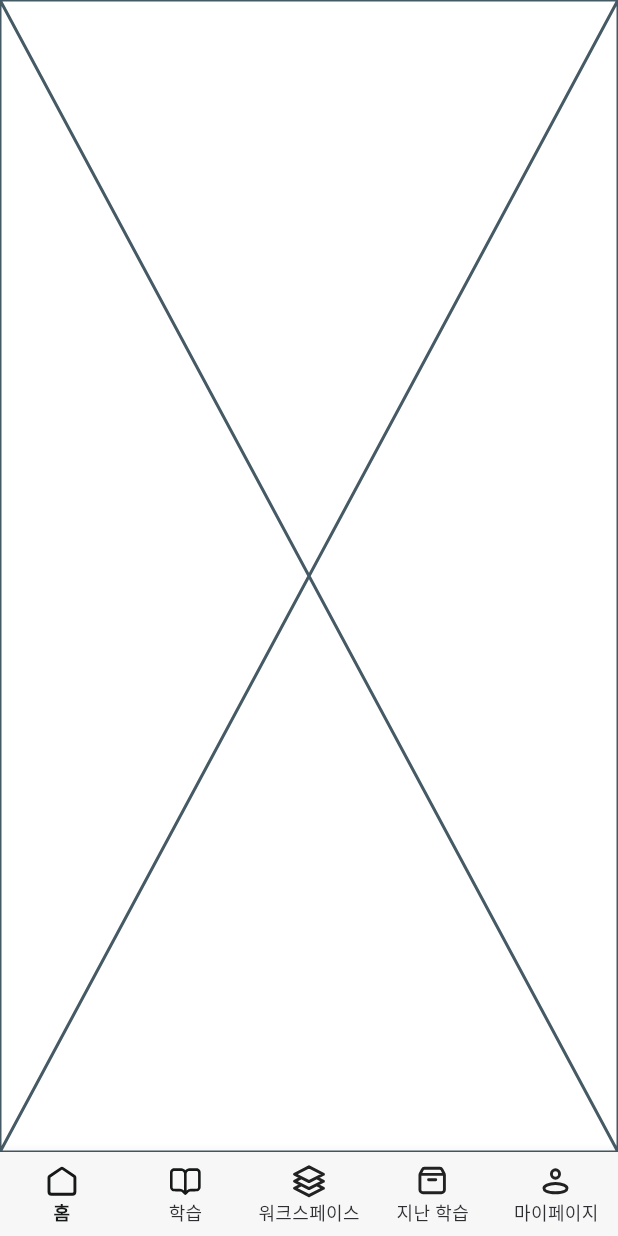
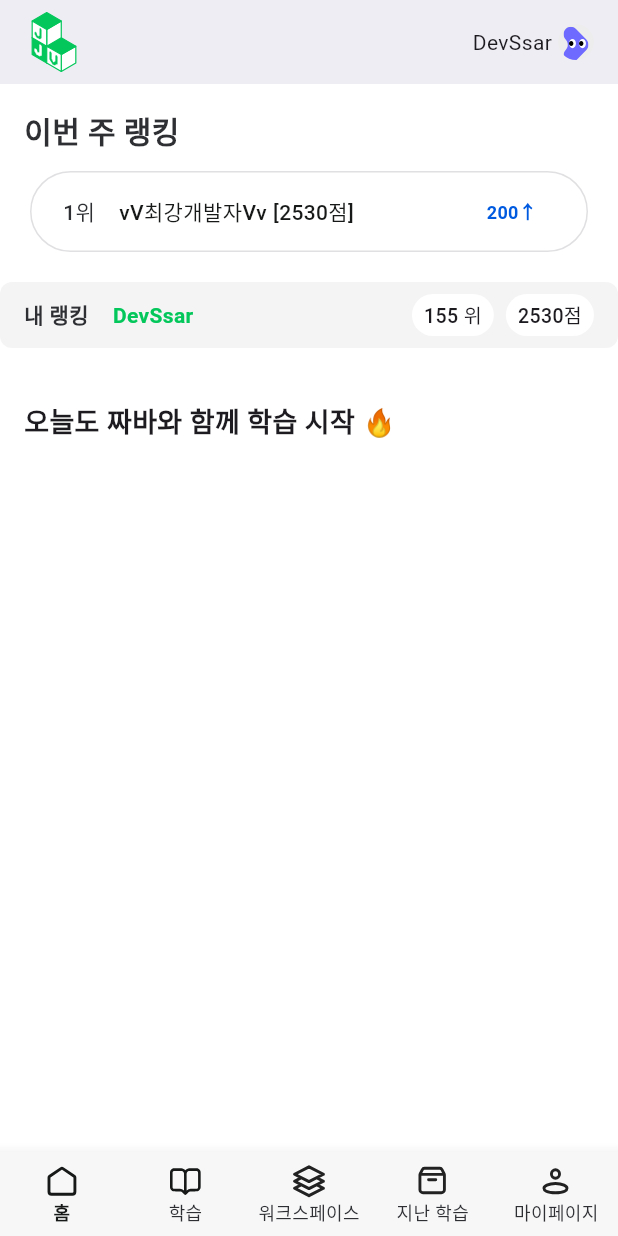
Before and after one commit to jjava-app/jjava_flutter, a Flutter app: the MainHolder screen opened by its route, on a phone screen of 412 x 824 dp. Run offline on Flutter 3.47's test engine with Material 3 defaults, Android fonts, the phone set to English and light mode, and no system bars; drawn by our look-alikes of carousel_slider; our stand-ins replace flutter_riverpod, flutter_svg; Roboto replaces fonts that are missing (Pretendard).

Commit message:
홈 중간

```diff
--- /dev/null
+++ b/lib/_core/data/repository/home_repository.dart
@@ -0,0 +1,11 @@
+class HomeRepository {
+  // 통신 전에 더미
+  List<Map<String, dynamic>> getMockRankingList() {
+    return [
+      {"position": 1, "name": "vV최강개발자Vv", "score": 2530, "diff": 200},
+      {"position": 2, "name": "코드장인", "score": 2450, "diff": 150},
+      {"position": 3, "name": "오렌지개발자", "score": 2100, "diff": 30},
+      {"position": 4, "name": "Bug Slayer", "score": 1980, "diff": 80},
+    ];
+  }
+}
--- a/lib/_core/style/m_color.dart
+++ b/lib/_core/style/m_color.dart
@@ -10,6 +10,7 @@ class MColor {
   static const kStatic = _StaticColors();
   static const kFill = _FillColors();
   static const kMaterial = _MaterialColors();
+  static const kButton = _ButtonColors();
 }
 
 // Primary Colors
@@ -97,3 +98,10 @@ class _MaterialColors {
 
   final Color dimmer = const Color(0xFF868687); // 화면 어둡게 덮는 색
 }
+
+// Button Colors
+class _ButtonColors {
+  const _ButtonColors();
+
+  final Color active = const Color(0xFF005AE0);
+}
--- a/lib/_core/style/m_text.dart
+++ b/lib/_core/style/m_text.dart
@@ -105,4 +105,14 @@ class MText {
     text,
     style: TextStyle(fontSize: 14, fontWeight: FontWeight.w500, color: color),
   );
+
+  static Text buttonSS(String text, {Color? color}) => Text(
+    text,
+    style: TextStyle(fontSize: 12, fontWeight: FontWeight.w700, color: color),
+  );
+
+  static Text s14Bold(String text, {Color? color}) => Text(
+    text,
+    style: TextStyle(fontSize: 14, fontWeight: FontWeight.w700, color: color),
+  );
 }
--- a/lib/ui/page/holder/home/home_page.dart
+++ b/lib/ui/page/holder/home/home_page.dart
@@ -1,10 +1,31 @@
 import 'package:flutter/material.dart';
+import 'package:jjava_flutter/_core/style/m_icon.dart';
+import 'package:jjava_flutter/ui/page/holder/home/widget/home_body.dart';
 
 class HomePage extends StatelessWidget {
   const HomePage({super.key});
 
   @override
   Widget build(BuildContext context) {
-    return const Placeholder();
+    return Scaffold(
+      appBar: _appbar(),
+      body: HomeBody(),
+    );
+  }
+
+  AppBar _appbar() {
+    return AppBar(
+      leading: Padding(
+        padding: EdgeInsets.only(left: 16),
+        child: MIcon.nav.top.logo,
+      ),
+      leadingWidth: 56,
+      actions: [
+        const Text("DevSsar"),
+        const SizedBox(width: 4),
+        MIcon.nav.top.profile,
+        const SizedBox(width: 16),
+      ],
+    );
   }
 }
--- /dev/null
+++ b/lib/ui/page/holder/home/widget/home_body.dart
@@ -0,0 +1,43 @@
+import 'package:flutter/material.dart';
+import 'package:jjava_flutter/_core/style/m_text.dart';
+import 'package:jjava_flutter/ui/page/holder/home/widget/home_rank.dart';
+
+class HomeBody extends StatelessWidget {
+  const HomeBody({
+    super.key,
+  });
+
+  @override
+  Widget build(BuildContext context) {
+    return Column(
+      children: [
+        HomeRank(),
+        SizedBox(height: 36),
+        Padding(
+          padding: const EdgeInsets.symmetric(horizontal: 16),
+          child: Column(
+            crossAxisAlignment: CrossAxisAlignment.start,
+            children: [
+              MText.h3("오늘도 짜바와 함께 학습 시작 🔥"),
+              SizedBox(height: 14),
+              HomeQuickActions(),
+            ],
+          ),
+        ),
+      ],
+    );
+  }
+}
+
+class HomeQuickActions extends StatelessWidget {
+  const HomeQuickActions({
+    super.key,
+  });
+
+  @override
+  Widget build(BuildContext context) {
+    return Row(
+      children: [],
+    );
+  }
+}
--- /dev/null
+++ b/lib/ui/page/holder/home/widget/home_rank.dart
@@ -0,0 +1,69 @@
+import 'package:flutter/material.dart';
+import 'package:jjava_flutter/_core/style/m_color.dart';
+import 'package:jjava_flutter/_core/style/m_text.dart';
+import 'package:jjava_flutter/ui/page/holder/home/widget/home_week_rank.dart';
+
+class HomeRank extends StatelessWidget {
+  const HomeRank({super.key});
+
+  @override
+  Widget build(BuildContext context) {
+    return Column(
+      children: [
+        // 이번 주 랭킹
+        HomeWeekRank(),
+        // 내 랭킹
+        Container(
+          height: 44,
+          decoration: BoxDecoration(
+            color: MColor.kFill.normal,
+            borderRadius: BorderRadius.circular(8),
+          ),
+          padding: const EdgeInsets.symmetric(horizontal: 16),
+          child: Row(
+            mainAxisAlignment: MainAxisAlignment.spaceBetween,
+            children: [
+              // 닉네임
+              Row(
+                children: [
+                  MText.s14Bold("내 랭킹", color: MColor.kLabel.neutral),
+                  SizedBox(width: 16),
+                  MText.s14Bold("DevSsar", color: MColor.kPrimary.normal),
+                ],
+              ),
+              // 순위 & 점수
+              Row(
+                children: [
+                  _RankChip(label: "155 위"),
+                  const SizedBox(width: 8),
+                  _RankChip(label: "2530점"),
+                ],
+              ),
+            ],
+          ),
+        ),
+      ],
+    );
+  }
+}
+
+class _RankChip extends StatelessWidget {
+  final String label;
+
+  const _RankChip({required this.label});
+
+  @override
+  Widget build(BuildContext context) {
+    return Container(
+      padding: const EdgeInsets.symmetric(horizontal: 8, vertical: 4),
+      decoration: BoxDecoration(
+        color: Colors.white,
+        borderRadius: BorderRadius.circular(16),
+      ),
+      child: Text(
+        label,
+        style: const TextStyle(fontSize: 13, fontWeight: FontWeight.w500),
+      ),
+    );
+  }
+}
--- /dev/null
+++ b/lib/ui/page/holder/home/widget/home_week_rank.dart
@@ -0,0 +1,81 @@
+import 'package:carousel_slider/carousel_slider.dart';
+import 'package:flutter/material.dart';
+import 'package:jjava_flutter/_core/data/repository/home_repository.dart';
+import 'package:jjava_flutter/_core/style/m_color.dart';
+import 'package:jjava_flutter/_core/style/m_text.dart';
+
+class HomeWeekRank extends StatelessWidget {
+  const HomeWeekRank({super.key});
+
+  @override
+  Widget build(BuildContext context) {
+    // 예시 데이터
+    final homeRepository = HomeRepository();
+    final rankingList = homeRepository.getMockRankingList();
+
+    return Container(
+      padding: const EdgeInsets.all(16),
+      child: Column(
+        crossAxisAlignment: CrossAxisAlignment.start,
+        children: [
+          // 제목
+          MText.h2("이번 주 랭킹", color: MColor.kLabel.neutral),
+          const SizedBox(height: 8),
+
+          // 카드 (회색 테두리 고정)
+          Card(
+            elevation: 0,
+            shape: RoundedRectangleBorder(
+              borderRadius: BorderRadius.circular(40),
+              side: BorderSide(color: MColor.kLine.normal),
+            ),
+            child: Padding(
+              padding: const EdgeInsets.only(
+                left: 22,
+                top: 12,
+                right: 22,
+                bottom: 12,
+              ),
+              // 안쪽만 Carousel
+              child: SizedBox(
+                height: 30, // 캐러셀 높이
+                child: CarouselSlider(
+                  options: CarouselOptions(
+                    height: 30,
+                    viewportFraction: 1,
+                    autoPlay: true,
+                    autoPlayInterval: const Duration(seconds: 2),
+                    scrollDirection: Axis.vertical,
+                  ),
+                  items: rankingList.map((rank) {
+                    return Row(
+                      mainAxisAlignment: MainAxisAlignment.spaceBetween,
+                      children: [
+                        Row(
+                          children: [
+                            MText.h5("${rank["position"]}위", color: MColor.kLabel.neutral),
+                            const SizedBox(width: 16),
+                            MText.h5(rank["name"], color: MColor.kLabel.normal),
+                            const SizedBox(width: 4),
+                            MText.buttonS("[${rank["score"]}점]", color: MColor.kLabel.normal),
+                          ],
+                        ),
+                        Container(
+                          padding: const EdgeInsets.symmetric(horizontal: 12, vertical: 4),
+                          child: MText.buttonSS(
+                            "${rank["diff"]}↑",
+                            color: MColor.kButton.active,
+                          ),
+                        ),
+                      ],
+                    );
+                  }).toList(),
+                ),
+              ),
+            ),
+          ),
+        ],
+      ),
+    );
+  }
+}
--- a/lib/ui/page/holder/main_holder.dart
+++ b/lib/ui/page/holder/main_holder.dart
@@ -4,6 +4,7 @@ import 'package:jjava_flutter/ui/page/holder/home/home_page.dart';
 import 'package:jjava_flutter/ui/page/holder/my_page/my_page_page.dart';
 import 'package:jjava_flutter/ui/page/holder/question/question_page.dart';
 import 'package:jjava_flutter/ui/page/holder/solved_question/solved_question_page.dart';
+import 'package:jjava_flutter/ui/page/holder/workspace/workspace_page.dart';
 
 class MainHolder extends StatefulWidget {
   @override
@@ -32,7 +33,7 @@ class _MainHolderState extends State<MainHolder> {
           // rebuild에 의해 앞 번호의 화면들이 new 되는 문제 아직 존재.
           loadPages.contains(0) ? const HomePage() : Container(),
           loadPages.contains(1) ? const QuestionPage() : Container(),
-          loadPages.contains(2) ? const HomePage() : Container(),
+          loadPages.contains(2) ? const WorkspacePage() : Container(),
           loadPages.contains(3) ? const SolvedQuestionPage() : Container(),
           loadPages.contains(4) ? const MyPagePage() : Container(),
         ],
--- a/pubspec.yaml
+++ b/pubspec.yaml
@@ -34,7 +34,7 @@ dependencies:
   # The following adds the Cupertino Icons font to your application.
   # Use with the CupertinoIcons class for iOS style icons.
   cupertino_icons: ^1.0.8
-#  flutter_blockly_plus: ^2.0.2
+  #  flutter_blockly_plus: ^2.0.2
   webview_flutter: ^4.13.0
   dio: ^5.8.0+1
   flutter_riverpod: ^2.6.1
@@ -43,6 +43,7 @@ dependencies:
   validators: ^3.0.0
   intl: ^0.20.2
   flutter_dotenv: ^5.2.1
+  carousel_slider: ^5.0.0
 
 dev_dependencies:
   flutter_test:
@@ -69,6 +70,7 @@ flutter:
   # To add assets to your application, add an assets section, like this:
   assets:
     - assets/images/
+    - assets/images/global/
     - assets/icons/
     - assets/animation/
     - assets/fonts/
```
Also changed, not shown: lib/_core/style/m_icon.dart (+11 -0 lines), lib/ui/page/holder/home/widget/home_quick_actions.dart (added, +123 -0 lines), lib/ui/page/holder/workspace/workspace_page.dart (added, +14 -0 lines), assets/images/global/main_logo.svg, assets/images/profile.svg (added), pubspec.lock.
